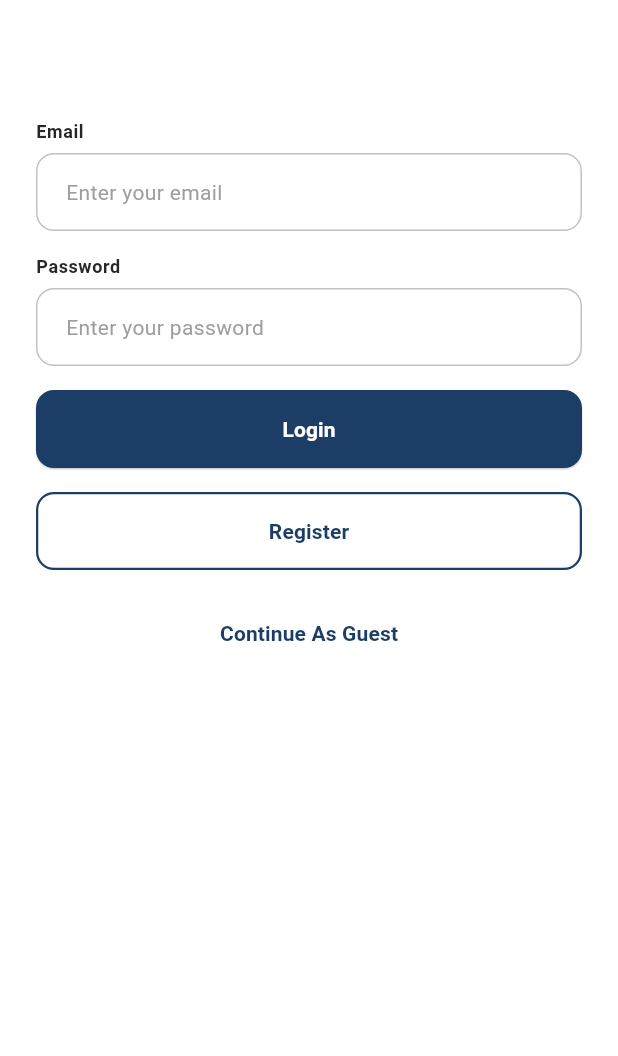
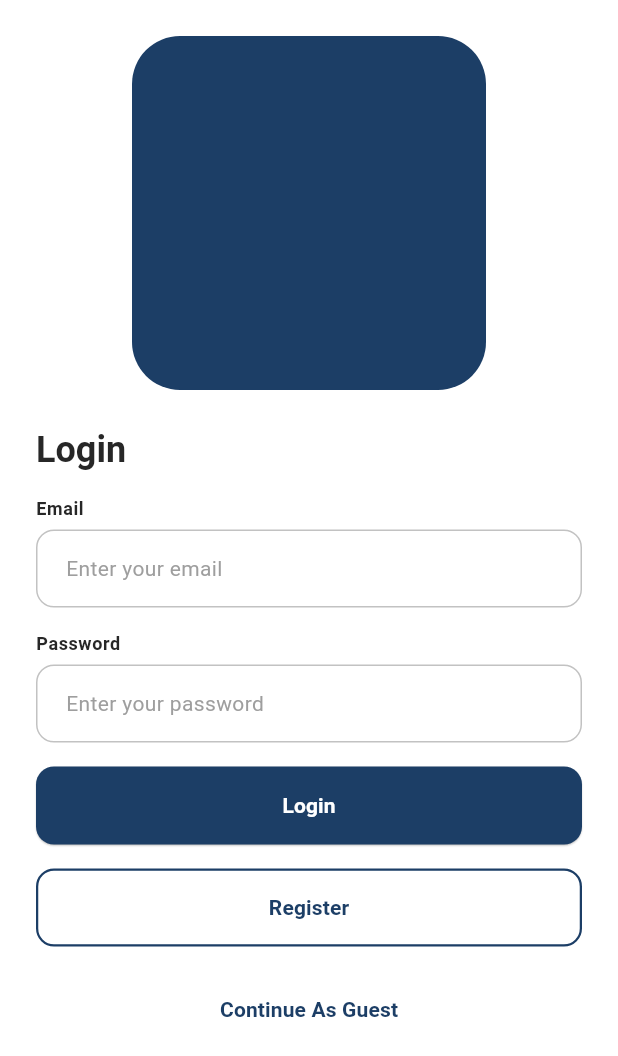
Before and after one commit to dannndi/flutter_base_project, a Flutter app: the screen it shows after launch, on a phone screen of 412 x 824 dp. Shown: the top 1056 px of the screen. Run offline on Flutter 3.47's test engine with Material 3 defaults, Android fonts, the phone set to English and light mode, and no system bars; drawn by our look-alikes of skeletonizer; our stand-ins replace dartz, dio, equatable, extended_image, flutter_bloc, flutter_dotenv and 6 more; missing offline and left inert: responsive_sheet; statements that could not run were skipped.

Commit message:
feat(auth): add responsive to login page

```diff
--- /dev/null
+++ b/lib/core/theme/app_padding.dart
@@ -0,0 +1,86 @@
+import 'package:base_project/core/extensions/build_context_ext.dart';
+import 'package:flutter/widgets.dart';
+
+class AppPadding {
+  AppPadding._();
+
+  static const desktop = 128.0;
+  static const tablet = 64.0;
+  static const mobile = 24.0;
+
+  static double responsiveValue(BuildContext context) {
+    return context.responsiveValue(
+      desktop: desktop / 2,
+      tablet: tablet / 2,
+      mobile: mobile / 2,
+    );
+  }
+
+  static double responsiveFullValue(BuildContext context) {
+    return context.responsiveValue(
+      desktop: desktop,
+      tablet: tablet,
+      mobile: mobile,
+    );
+  }
+
+  static EdgeInsetsGeometry get desktopAll {
+    return EdgeInsets.all(desktop);
+  }
+
+  static EdgeInsetsGeometry get desktopHorizontal {
+    return EdgeInsets.symmetric(horizontal: desktop);
+  }
+
+  static EdgeInsetsGeometry get desktopVertical {
+    return EdgeInsets.symmetric(vertical: desktop);
+  }
+
+  static EdgeInsetsGeometry get tabletAll {
+    return EdgeInsets.all(tablet);
+  }
+
+  static EdgeInsetsGeometry get tabletHorizontal {
+    return EdgeInsets.symmetric(horizontal: tablet);
+  }
+
+  static EdgeInsetsGeometry get tabletVertical {
+    return EdgeInsets.symmetric(vertical: tablet);
+  }
+
+  static EdgeInsetsGeometry get mobileAll {
+    return EdgeInsets.all(mobile);
+  }
+
+  static EdgeInsetsGeometry get mobileHorizontal {
+    return EdgeInsets.symmetric(horizontal: mobile);
+  }
+
+  static EdgeInsetsGeometry get mobileVertical {
+    return EdgeInsets.symmetric(vertical: mobile);
+  }
+
+  static EdgeInsetsGeometry responsiveAll(BuildContext context) {
+    return context.responsiveValue(
+      desktop: EdgeInsets.all(desktop),
+      tablet: EdgeInsets.all(tablet),
+      mobile: EdgeInsets.all(mobile),
+    );
+  }
+
+  static EdgeInsetsGeometry responsiveHorizontal(BuildContext context) {
+    return context.responsiveValue(
+      desktop: EdgeInsets.symmetric(horizontal: desktop),
+      tablet: EdgeInsets.symmetric(horizontal: tablet),
+      mobile: EdgeInsets.symmetric(horizontal: mobile),
+    );
+  }
+
+  static EdgeInsetsGeometry responsiveVertical(BuildContext context) {
+    return context.responsiveValue(
+      desktop: EdgeInsets.symmetric(vertical: desktop),
+      tablet: EdgeInsets.symmetric(vertical: tablet),
+      mobile: EdgeInsets.symmetric(vertical: mobile),
+    );
+  }
+}
--- a/lib/module/auth/presentation/pages/login/login_page.dart
+++ b/lib/module/auth/presentation/pages/login/login_page.dart
@@ -1,7 +1,10 @@
 import 'package:base_project/core/component/button/design_button.dart';
 import 'package:base_project/core/component/textfield/design_textfield.dart';
+import 'package:base_project/core/extensions/build_context_ext.dart';
 import 'package:base_project/core/route/app_route_name.dart';
 import 'package:base_project/core/route/app_route_redirect.dart';
+import 'package:base_project/core/theme/app_color.dart';
+import 'package:base_project/core/theme/app_padding.dart';
 import 'package:flutter/material.dart';
 import 'package:go_router/go_router.dart';
 
@@ -22,15 +25,86 @@ class LoginUI extends StatefulWidget {
 }
 
 class _LoginUIState extends State<LoginUI> {
+  final formKey = GlobalObjectKey("login_form_key");
+
   @override
   Widget build(BuildContext context) {
     return Scaffold(
-      appBar: AppBar(),
-      body: Padding(
-        padding: const EdgeInsets.all(24),
+      body: Builder(
+        builder: (context) {
+          if (context.isMobileSize) {
+            return SingleChildScrollView(
+              padding: AppPadding.responsiveAll(context),
               child: Column(
+                spacing: 24,
+                mainAxisAlignment: MainAxisAlignment.center,
+                crossAxisAlignment: CrossAxisAlignment.center,
+                children: [
+                  Padding(
+                    padding: AppPadding.tabletHorizontal,
+                    child: LoginContent(),
+                  ),
+                  LoginForm(key: formKey),
+                ],
+              ),
+            );
+          }
+
+          return Padding(
+            padding: AppPadding.responsiveAll(context),
+            child: Row(
+              spacing: AppPadding.responsiveValue(context),
+              mainAxisAlignment: MainAxisAlignment.center,
+              crossAxisAlignment: CrossAxisAlignment.center,
+              children: [
+                Flexible(
+                  flex: context.isMobileSize ? 3 : 6,
+                  child: LoginContent(),
+                ),
+                Flexible(
+                  flex: context.isMobileSize ? 7 : 4,
+                  child: LoginForm(key: formKey),
+                ),
+              ],
+            ),
+          );
+        },
+      ),
+    );
+  }
+}
+
+class LoginContent extends StatelessWidget {
+  const LoginContent({super.key});
+
+  @override
+  Widget build(BuildContext context) {
+    return AspectRatio(
+      aspectRatio: 1,
+      child: Container(
+        decoration: BoxDecoration(
+          color: AppColor.primaryColor,
+          borderRadius: BorderRadius.circular(32),
+        ),
+      ),
+    );
+  }
+}
+
+class LoginForm extends StatelessWidget {
+  const LoginForm({super.key});
+
+  @override
+  Widget build(BuildContext context) {
+    return Column(
       spacing: 16,
+      mainAxisAlignment: MainAxisAlignment.center,
+      crossAxisAlignment: CrossAxisAlignment.start,
       children: [
+        Text(
+          "Login",
+          style: Theme.of(context).textTheme.headlineMedium,
+        ),
         DesignTextfield(
           labelText: "Email",
           hintText: "Enter your email",
@@ -64,8 +138,6 @@ class _LoginUIState extends State<LoginUI> {
           },
         ),
       ],
-        ),
-      ),
     );
   }
 }
```
Lines whose indentation alone changed are shown as unchanged.
